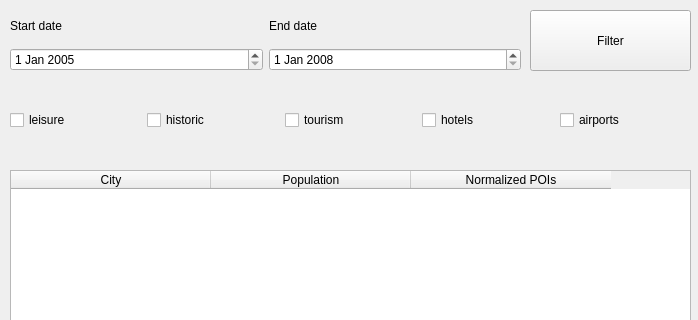
Old version of the form tass_travel/application/gui.ui in the repository unitatem/tass-travel; both pictures show x 0 to 698 and y 0 to 320 of the 698 by 605 pixel window.
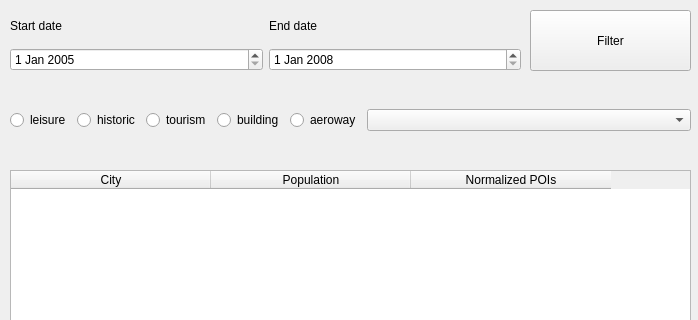
New version of the form.

Commit message: Add dropdown with specific places types to GUI

```diff
--- a/tass_travel/application/gui.ui
+++ b/tass_travel/application/gui.ui
@@ -36,42 +36,45 @@
       <height>80</height>
      </rect>
     </property>
-    <layout class="QGridLayout" name="types">
-     <item row="0" column="2">
-      <widget class="QCheckBox" name="checkBox_3">
-       <property name="text">
-        <string>tourism</string>
-       </property>
-      </widget>
-     </item>
+    <layout class="QGridLayout" name="types" columnstretch="0,0,0,0,0,1">
      <item row="0" column="0">
-      <widget class="QCheckBox" name="checkBox_1">
+      <widget class="QRadioButton" name="radioButton_1">
        <property name="text">
         <string>leisure</string>
        </property>
       </widget>
      </item>
      <item row="0" column="3">
-      <widget class="QCheckBox" name="checkBox_4">
+      <widget class="QRadioButton" name="radioButton_4">
        <property name="text">
-        <string>hotels</string>
+        <string>building</string>
+       </property>
+      </widget>
+     </item>
+     <item row="0" column="2">
+      <widget class="QRadioButton" name="radioButton_3">
+       <property name="text">
+        <string>tourism</string>
        </property>
       </widget>
      </item>
      <item row="0" column="1">
-      <widget class="QCheckBox" name="checkBox_2">
+      <widget class="QRadioButton" name="radioButton_2">
        <property name="text">
         <string>historic</string>
        </property>
       </widget>
      </item>
      <item row="0" column="4">
-      <widget class="QCheckBox" name="checkBox_5">
+      <widget class="QRadioButton" name="radioButton_5">
        <property name="text">
-        <string>airports</string>
+        <string>aeroway</string>
        </property>
       </widget>
      </item>
+     <item row="0" column="5">
+      <widget class="QComboBox" name="dropDown"/>
+     </item>
     </layout>
    </widget>
    <widget class="QWidget" name="gridLayoutWidget">
```
The commit also changes 4 other files.
